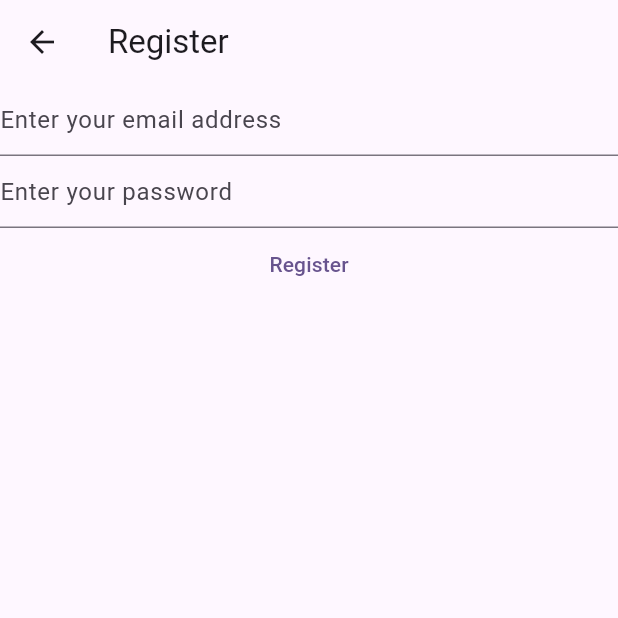
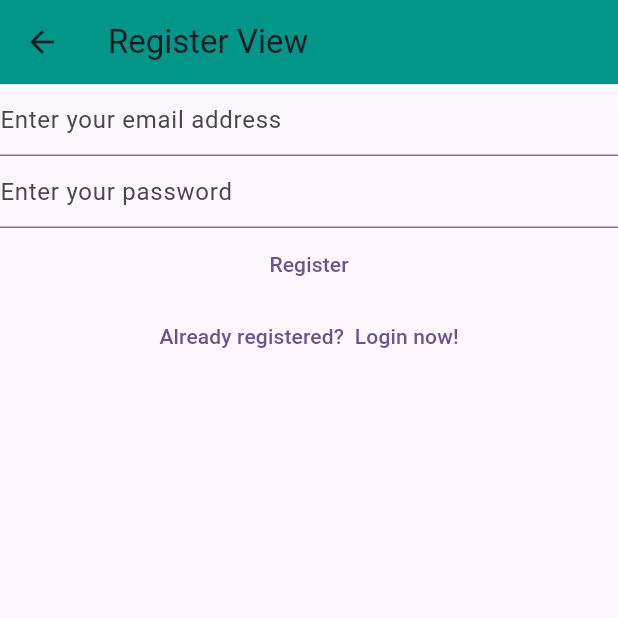
Before and after one commit to Suleyman98/Firebase-Notes, a Flutter app: the RegisterView screen opened directly, on a phone screen of 412 x 824 dp, the top half of it. Run offline on Flutter 3.47's test engine with Material 2 defaults, Android fonts, the phone set to English and light mode, and no system bars; our stand-ins replace firebase_auth, firebase_core; accounts and stored records are empty.

Commit message:
views changed

```diff
--- /dev/null
+++ b/lib/constants/routes.dart
@@ -0,0 +1,4 @@
+const loginRoute = '/login';
+const registerRoute = '/register';
+const notesRoute = '/notes';
+const homeRoute = '/';
--- a/lib/view/register_view.dart
+++ b/lib/view/register_view.dart
@@ -1,6 +1,7 @@
 import 'package:firebase_auth/firebase_auth.dart';
 import 'package:firebase_core/firebase_core.dart';
 import 'package:flutter/material.dart';
+import 'package:flutter_bloc/constants/routes.dart';
 
 import '../firebase_options.dart';
 
@@ -32,23 +33,16 @@ class _RegisterViewState extends State<RegisterView> {
   @override
   Widget build(BuildContext context) {
     return Scaffold(
-      appBar: AppBar(title: const Text('Register')),
-      body: SafeArea(
-        child: FutureBuilder(
-            future: Firebase.initializeApp(
-              options: DefaultFirebaseOptions.currentPlatform,
-            ),
-            builder: (context, snapshot) {
-              return Column(
+      appBar: AppBar(title: const Text('Register View')),
+      body: Column(
         children: [
           TextField(
-                    decoration: const InputDecoration(
-                        hintText: 'Enter your email address'),
+            decoration:
+                const InputDecoration(hintText: 'Enter your email address'),
             controller: _email,
           ),
           TextField(
-                    decoration:
-                        const InputDecoration(hintText: 'Enter your password'),
+            decoration: const InputDecoration(hintText: 'Enter your password'),
             controller: _password,
           ),
           TextButton(
@@ -57,8 +51,7 @@ class _RegisterViewState extends State<RegisterView> {
               final password = _password.text;
 
               try {
-                        final userCredential = await FirebaseAuth.instance
-                            .createUserWithEmailAndPassword(
+                await FirebaseAuth.instance.createUserWithEmailAndPassword(
                     email: email, password: password);
               } on FirebaseAuthException catch (e) {
                 if (e.code == 'email-already-in-use') {
@@ -74,9 +67,16 @@ class _RegisterViewState extends State<RegisterView> {
             },
             child: const Text('Register'),
           ),
+          TextButton(
+              onPressed: () {
+                Navigator.pushNamedAndRemoveUntil(
+                  context,
+                  loginRoute,
+                  (route) => false,
+                );
+              },
+              child: const Text('Already registered?  Login now!'))
         ],
-              );
-            }),
       ),
     );
   }
```
Also changed, not shown: lib/main.dart (+81 -11 lines), lib/view/login_view.dart (+23 -18 lines), lib/view/verify_email.dart (added, +28 -0 lines). Lines whose indentation alone changed are shown as unchanged.
